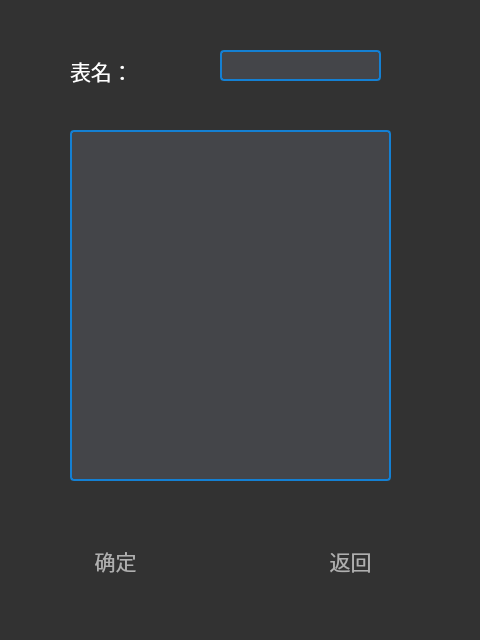
Old version of the form DBtraining/createtablew.ui in the repository 2023XDProject/DBMS2.0.
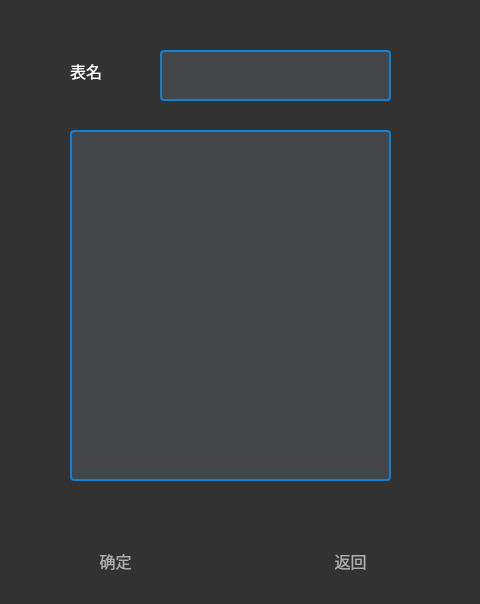
New version of the form. Icons and pictures are not drawn.

The edit to the form file:
```diff
--- a/DBtraining/createtablew.ui
+++ b/DBtraining/createtablew.ui
@@ -7,7 +7,7 @@
     <x>0</x>
     <y>0</y>
     <width>480</width>
-    <height>640</height>
+    <height>604</height>
    </rect>
   </property>
   <property name="windowTitle">
@@ -36,12 +36,18 @@
   <widget class="QLineEdit" name="lineEdit">
    <property name="geometry">
     <rect>
-     <x>220</x>
+     <x>160</x>
      <y>50</y>
-     <width>161</width>
-     <height>31</height>
+     <width>231</width>
+     <height>51</height>
     </rect>
    </property>
+   <property name="font">
+    <font>
+     <family>Arial</family>
+     <pointsize>10</pointsize>
+    </font>
+   </property>
    <property name="styleSheet">
     <string notr="true">background: rgb(68, 69, 73);
 border-radius:4px;
@@ -55,14 +61,15 @@
     <rect>
      <x>70</x>
      <y>40</y>
-     <width>131</width>
+     <width>71</width>
      <height>61</height>
     </rect>
    </property>
    <property name="font">
     <font>
      <family>幼圆</family>
-     <pointsize>16</pointsize>
+     <pointsize>12</pointsize>
+     <weight>50</weight>
      <bold>false</bold>
     </font>
    </property>
@@ -70,7 +77,7 @@
     <string notr="true">color: rgb(255, 255, 255);</string>
    </property>
    <property name="text">
-    <string>表名：</string>
+    <string>表名</string>
    </property>
   </widget>
   <widget class="QPushButton" name="pushButton">
@@ -85,7 +92,7 @@
    <property name="font">
     <font>
      <family>幼圆</family>
-     <pointsize>16</pointsize>
+     <pointsize>12</pointsize>
     </font>
    </property>
    <property name="styleSheet">
@@ -114,7 +121,7 @@
    <property name="font">
     <font>
      <family>幼圆</family>
-     <pointsize>16</pointsize>
+     <pointsize>12</pointsize>
     </font>
    </property>
    <property name="styleSheet">
```
Left out of the diff: 6 changed lines with no effect on the pictures.
